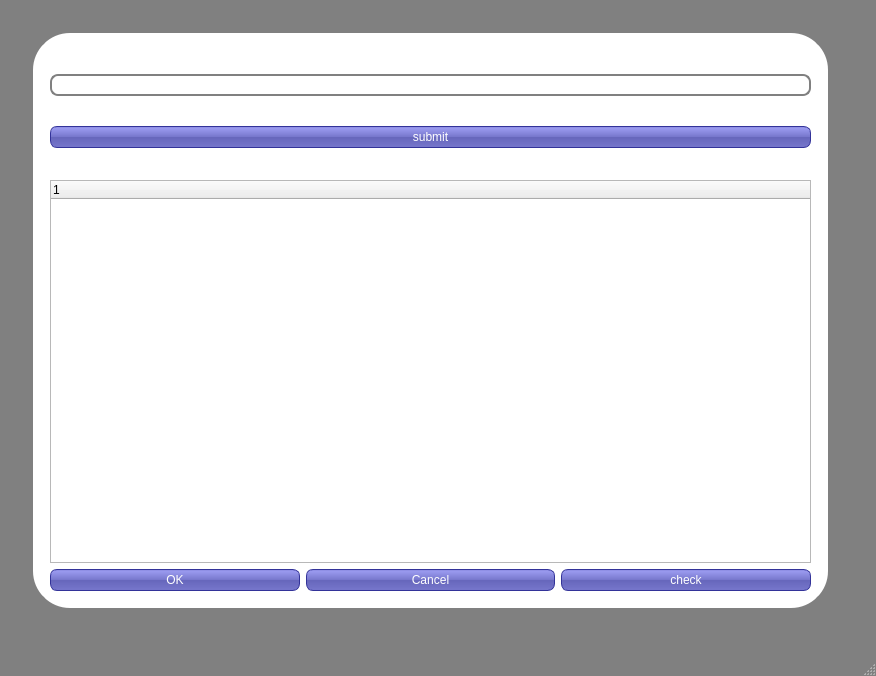
2Bbear/Bit27_JoyRoom, file DB_USE_UI_MAKING/PythonApplication7/0625_DBUI.ui: the form before one commit.
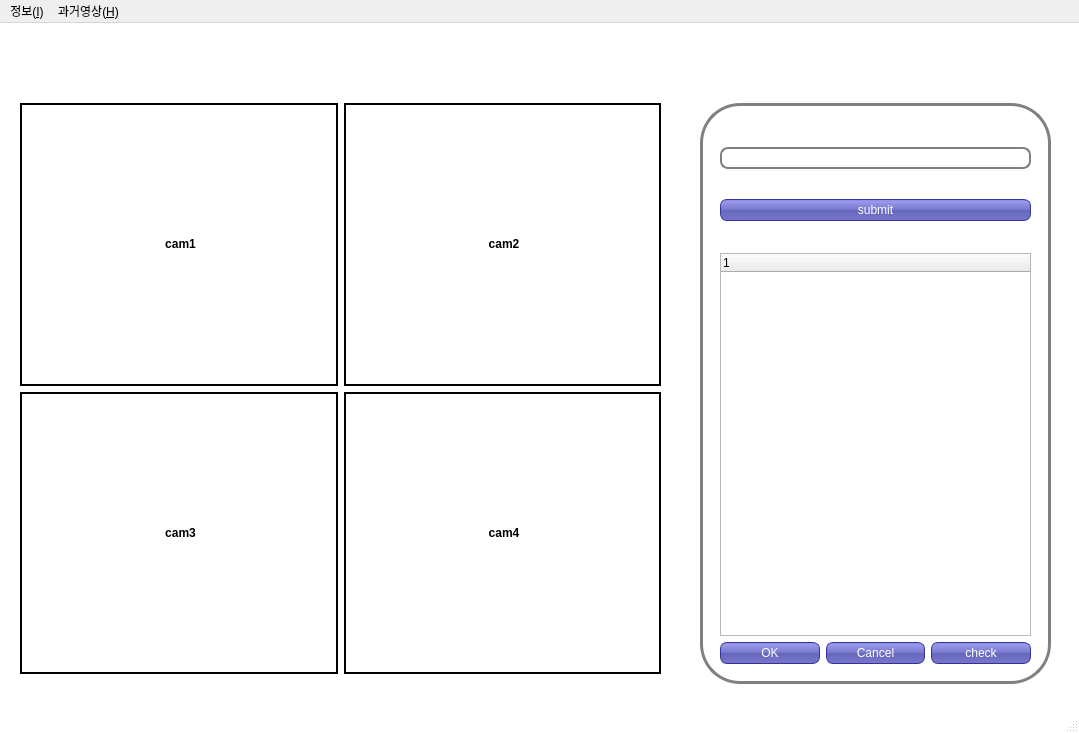
The form after the commit.

```diff
--- a/DB_USE_UI_MAKING/PythonApplication7/0625_DBUI.ui
+++ b/DB_USE_UI_MAKING/PythonApplication7/0625_DBUI.ui
@@ -6,8 +6,8 @@
    <rect>
     <x>0</x>
     <y>0</y>
-    <width>876</width>
-    <height>676</height>
+    <width>1079</width>
+    <height>733</height>
    </rect>
   </property>
   <property name="windowTitle">
@@ -15,7 +15,7 @@
   </property>
   <property name="styleSheet">
    <string notr="true">#MyLoginForm {
-background: gray;
+background: white;
 }
 
 #mainframe {
@@ -59,9 +59,9 @@
    <widget class="QFrame" name="mainframe">
     <property name="geometry">
      <rect>
-      <x>30</x>
-      <y>30</y>
-      <width>801</width>
+      <x>700</x>
+      <y>80</y>
+      <width>351</width>
       <height>581</height>
      </rect>
     </property>
@@ -76,7 +76,7 @@
       <rect>
        <x>20</x>
        <y>150</y>
-       <width>761</width>
+       <width>311</width>
        <height>411</height>
       </rect>
      </property>
@@ -112,7 +112,7 @@
       <rect>
        <x>20</x>
        <y>20</y>
-       <width>761</width>
+       <width>311</width>
        <height>124</height>
       </rect>
      </property>
@@ -133,16 +133,107 @@
      </layout>
     </widget>
    </widget>
+   <widget class="QWidget" name="gridLayoutWidget_2">
+    <property name="geometry">
+     <rect>
+      <x>20</x>
+      <y>80</y>
+      <width>641</width>
+      <height>571</height>
+     </rect>
+    </property>
+    <layout class="QGridLayout" name="gridLayout_2">
+     <item row="0" column="0">
+      <widget class="QLabel" name="cam1">
+       <property name="cursor">
+        <cursorShape>ArrowCursor</cursorShape>
+       </property>
+       <property name="styleSheet">
+        <string notr="true"/>
+       </property>
+       <property name="frameShape">
+        <enum>QFrame::WinPanel</enum>
+       </property>
+       <property name="text">
+        <string>&lt;html&gt;&lt;head/&gt;&lt;body&gt;&lt;p align=&quot;center&quot;&gt;&lt;span style=&quot; font-weight:600;&quot;&gt;cam1&lt;/span&gt;&lt;/p&gt;&lt;/body&gt;&lt;/html&gt;</string>
+       </property>
+      </widget>
+     </item>
+     <item row="1" column="0">
+      <widget class="QLabel" name="cam3">
+       <property name="cursor">
+        <cursorShape>ArrowCursor</cursorShape>
+       </property>
+       <property name="styleSheet">
+        <string notr="true"/>
+       </property>
+       <property name="frameShape">
+        <enum>QFrame::WinPanel</enum>
+       </property>
+       <property name="text">
+        <string>&lt;html&gt;&lt;head/&gt;&lt;body&gt;&lt;p align=&quot;center&quot;&gt;&lt;span style=&quot; font-weight:600;&quot;&gt;cam3&lt;/span&gt;&lt;/p&gt;&lt;/body&gt;&lt;/html&gt;</string>
+       </property>
+      </widget>
+     </item>
+     <item row="0" column="1">
+      <widget class="QLabel" name="cam2">
+       <property name="cursor">
+        <cursorShape>ArrowCursor</cursorShape>
+       </property>
+       <property name="styleSheet">
+        <string notr="true"/>
+       </property>
+       <property name="frameShape">
+        <enum>QFrame::WinPanel</enum>
+       </property>
+       <property name="text">
+        <string>&lt;html&gt;&lt;head/&gt;&lt;body&gt;&lt;p align=&quot;center&quot;&gt;&lt;span style=&quot; font-weight:600;&quot;&gt;cam2&lt;/span&gt;&lt;/p&gt;&lt;/body&gt;&lt;/html&gt;</string>
+       </property>
+      </widget>
+     </item>
+     <item row="1" column="1">
+      <widget class="QLabel" name="cam4">
+       <property name="cursor">
+        <cursorShape>ArrowCursor</cursorShape>
+       </property>
+       <property name="styleSheet">
+        <string notr="true"/>
+       </property>
+       <property name="frameShape">
+        <enum>QFrame::WinPanel</enum>
+       </property>
+       <property name="text">
+        <string>&lt;html&gt;&lt;head/&gt;&lt;body&gt;&lt;p align=&quot;center&quot;&gt;&lt;span style=&quot; font-weight:600;&quot;&gt;cam4&lt;/span&gt;&lt;/p&gt;&lt;/body&gt;&lt;/html&gt;</string>
+       </property>
+      </widget>
+     </item>
+    </layout>
+   </widget>
   </widget>
   <widget class="QMenuBar" name="menubar">
    <property name="geometry">
     <rect>
      <x>0</x>
      <y>0</y>
-     <width>876</width>
+     <width>1079</width>
      <height>26</height>
     </rect>
    </property>
+   <widget class="QMenu" name="menu_I">
+    <property name="title">
+     <string>정보(&amp;I)</string>
+    </property>
+    <addaction name="action"/>
+   </widget>
+   <widget class="QMenu" name="menu_H">
+    <property name="title">
+     <string>과거영상(&amp;H)</string>
+    </property>
+    <addaction name="actionLog_check"/>
+    <addaction name="actionDownload_avi"/>
+   </widget>
+   <addaction name="menu_I"/>
+   <addaction name="menu_H"/>
   </widget>
   <widget class="QStatusBar" name="statusbar"/>
  </widget>
```
Left out of the diff: 20 changed lines with no effect on the pictures.
